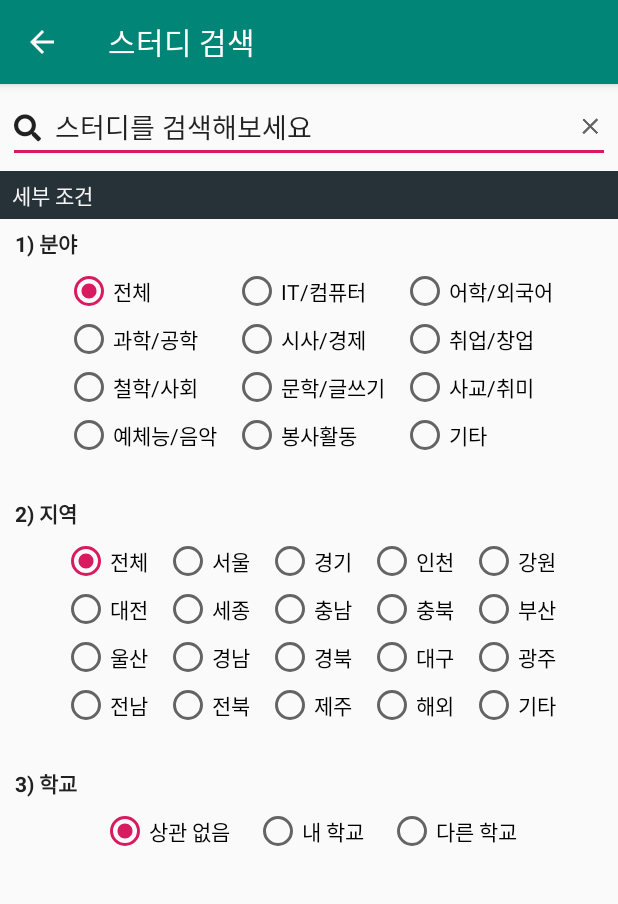
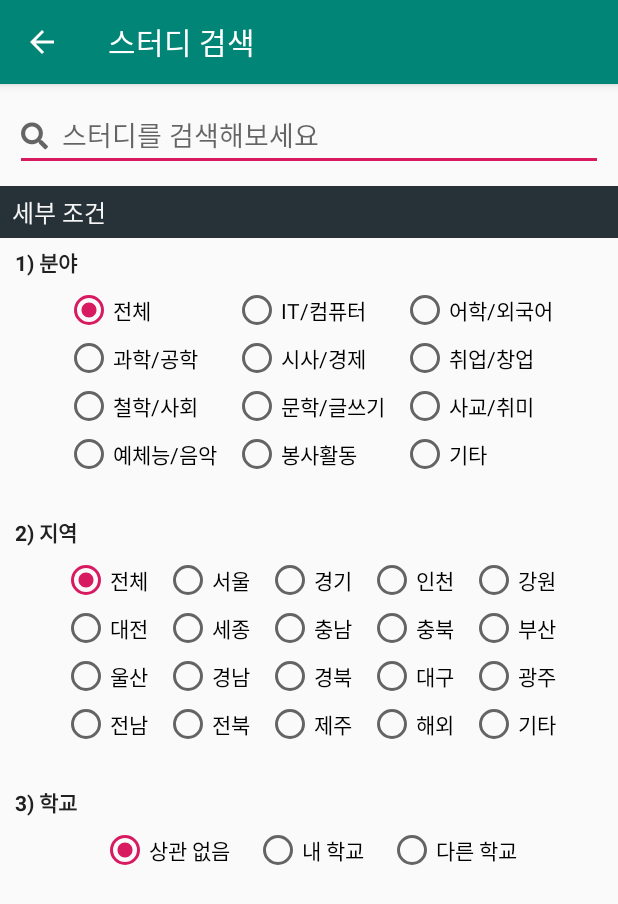
Before and after one commit to njw1204/study-partner, an Android app: the StudySearchActivity screen opened directly, with no data from a screen before it, on a phone screen of 412 x 824 dp. Shown: the top 904 px of the screen. Run offline under Robolectric (Android 15) with nearby library versions, the light colour scheme and no system bars.

Commit message:
Patch various bugs & improve design
First alpha build

```diff
--- a/app/src/main/java/me/blog/njw1204/studypartner/LoginActivity.java
+++ b/app/src/main/java/me/blog/njw1204/studypartner/LoginActivity.java
@@ -5,6 +5,7 @@ import android.support.v7.app.AppCompatActivity;
 import android.os.Bundle;
 import android.view.View;
 import android.widget.EditText;
+import android.widget.Toast;
 
 import java.io.IOException;
 
@@ -58,6 +59,7 @@ public class LoginActivity extends AppCompatActivity {
                     return;
                 }
 
+                Toast.makeText(getApplicationContext(), "로그인에 성공했습니다.", Toast.LENGTH_SHORT).show();
                 Intent login = new Intent(getApplicationContext(), MainActivity.class);
                 login.putExtra("id", id);
                 startActivity(login);
--- a/app/src/main/java/me/blog/njw1204/studypartner/MainActivity.java
+++ b/app/src/main/java/me/blog/njw1204/studypartner/MainActivity.java
@@ -9,6 +9,7 @@ import android.support.v7.app.AppCompatActivity;
 import android.os.Bundle;
 import android.support.v7.widget.LinearLayoutManager;
 import android.support.v7.widget.RecyclerView;
+import android.util.Log;
 import android.view.View;
 import android.widget.Button;
 import android.widget.EditText;
@@ -49,6 +50,7 @@ public class MainActivity extends AppCompatActivity {
                 Intent intent = new Intent(MainActivity.this, StudySearchActivity.class);
                 intent.putExtra("id", getIntent().getStringExtra("id"));
                 startActivity(intent);
+                overridePendingTransition(0, 0);
             }
         });
     }
--- a/app/src/main/java/me/blog/njw1204/studypartner/SettingActivity.java
+++ b/app/src/main/java/me/blog/njw1204/studypartner/SettingActivity.java
@@ -92,7 +92,7 @@ public class SettingActivity extends AppCompatActivity {
         findViewById(R.id.button_developer).setOnClickListener(new View.OnClickListener() {
             @Override
             public void onClick(View v) {
-                CUtils.SimpleDialogShow(getApplicationContext(), "TEAM 파티구함\n개발자 : 나종우, 주영석", true);
+                CUtils.SimpleDialogShow(SettingActivity.this, "TEAM 파티구함\n개발자 : 나종우, 주영석", true);
             }
         });
         findViewById(R.id.checkbox_push_gongji).setOnClickListener(new View.OnClickListener() {
--- a/app/src/main/java/me/blog/njw1204/studypartner/SignUpActivity.java
+++ b/app/src/main/java/me/blog/njw1204/studypartner/SignUpActivity.java
@@ -3,8 +3,10 @@ package me.blog.njw1204.studypartner;
 import android.content.Intent;
 import android.support.v7.app.AppCompatActivity;
 import android.os.Bundle;
+import android.util.Log;
 import android.view.View;
 import android.widget.TextView;
+import android.widget.Toast;
 
 import java.io.IOException;
 
@@ -94,6 +96,7 @@ public class SignUpActivity extends AppCompatActivity {
                     return;
                 }
 
+                Toast.makeText(getApplicationContext(), "회원가입이 완료되었습니다.", Toast.LENGTH_SHORT).show();
                 finish();
             }
 
--- a/app/src/main/java/me/blog/njw1204/studypartner/StudyItemAPI.java
+++ b/app/src/main/java/me/blog/njw1204/studypartner/StudyItemAPI.java
@@ -3,6 +3,7 @@ package me.blog.njw1204.studypartner;
 import okhttp3.ResponseBody;
 import retrofit2.Call;
 import retrofit2.Retrofit;
+import retrofit2.http.Field;
 import retrofit2.http.FormUrlEncoded;
 import retrofit2.http.GET;
 import retrofit2.http.POST;
@@ -20,11 +21,11 @@ public interface StudyItemAPI {
 
     @FormUrlEncoded
     @POST("studypartner/login.php")
-    Call<ResponseBody> Login(@Query("id") String id, @Query("pw") String pw);
+    Call<ResponseBody> Login(@Field("id") String id, @Field("pw") String pw);
 
     @FormUrlEncoded
     @POST("studypartner/signup.php")
-    Call<ResponseBody> Signup(@Query("id") String id, @Query("pw") String pw, @Query("school") String school, @Query("nick") String nick);
+    Call<ResponseBody> Signup(@Field("id") String id, @Field("pw") String pw, @Field("school") String school, @Field("nick") String nick);
 
     Retrofit retrofit = new Retrofit.Builder()
                             .baseUrl("http://apk.dothome.co.kr/")
--- /dev/null
+++ b/app/src/main/java/me/blog/njw1204/studypartner/ToggleButtonGroupTableLayout.java
@@ -0,0 +1,82 @@
+package me.blog.njw1204.studypartner;
+
+import android.content.Context;
+import android.util.AttributeSet;
+import android.view.View;
+import android.view.View.OnClickListener;
+import android.widget.RadioButton;
+import android.widget.TableLayout;
+import android.widget.TableRow;
+
+public class ToggleButtonGroupTableLayout extends TableLayout implements OnClickListener {
+
+    private RadioButton activeRadioButton;
+
+    /**
+     * @param context
+     */
+    public ToggleButtonGroupTableLayout(Context context) {
+        super(context);
+        // TODO Auto-generated constructor stub
+    }
+
+    /**
+     * @param context
+     * @param attrs
+     */
+    public ToggleButtonGroupTableLayout(Context context, AttributeSet attrs) {
+        super(context, attrs);
+        // TODO Auto-generated constructor stub
+    }
+
+    @Override
+    public void onClick(View v) {
+        final RadioButton rb = (RadioButton) v;
+        if ( activeRadioButton != null ) {
+            activeRadioButton.setChecked(false);
+        }
+        rb.setChecked(true);
+        activeRadioButton = rb;
+    }
+
+    /* (non-Javadoc)
+     * @see android.widget.TableLayout#addView(android.view.View, int, android.view.ViewGroup.LayoutParams)
+     */
+    @Override
+    public void addView(View child, int index,
+                        android.view.ViewGroup.LayoutParams params) {
+        super.addView(child, index, params);
+        setChildrenOnClickListener((TableRow)child);
+    }
+
+
+    /* (non-Javadoc)
+     * @see android.widget.TableLayout#addView(android.view.View, android.view.ViewGroup.LayoutParams)
+     */
+    @Override
+    public void addView(View child, android.view.ViewGroup.LayoutParams params) {
+        super.addView(child, params);
+        setChildrenOnClickListener((TableRow)child);
+    }
+
+
+    private void setChildrenOnClickListener(TableRow tr) {
+        final int c = tr.getChildCount();
+        for (int i=0; i < c; i++) {
+            final View v = tr.getChildAt(i);
+            if ( v instanceof RadioButton ) {
+                v.setOnClickListener(this);
+                if (((RadioButton)v).isChecked())
+                    activeRadioButton = (RadioButton)v;
+            }
+        }
+    }
+
+    public int getCheckedRadioButtonId() {
+        if ( activeRadioButton != null ) {
+            return activeRadioButton.getId();
+        }
+
+        return -1;
+    }
+}
--- a/app/src/main/res/layout/activity_my_study.xml
+++ b/app/src/main/res/layout/activity_my_study.xml
@@ -19,8 +19,8 @@
         android:layout_height="wrap_content"
         android:layout_alignParentBottom="true"
         android:background="@color/m_grey_350"
-        android:paddingTop="3dp"
-        android:paddingBottom="3dp"
+        android:paddingTop="10dp"
+        android:paddingBottom="10dp"
         app:menu="@menu/main_navi" />
 
 </RelativeLayout>
--- a/app/src/main/res/layout/activity_study_search.xml
+++ b/app/src/main/res/layout/activity_study_search.xml
@@ -13,10 +13,10 @@
         android:layout_height="wrap_content"
         android:layout_alignParentTop="true"
         android:layout_centerHorizontal="true"
-        android:layout_margin="5dp"
+        android:layout_margin="10dp"
         android:ems="10"
         android:inputType="textShortMessage"
-        android:text="\uf002  스터디를 검색해보세요" />
+        android:hint="\uf002  스터디를 검색해보세요" />
 
     <LinearLayout
         android:id="@+id/layout_search_setting"
@@ -35,7 +35,7 @@
             android:singleLine="true"
             android:text="세부 조건"
             android:textColor="@color/m_grey_100"
-            android:textSize="14dp" />
+            android:textSize="16dp" />
 
         <TextView
             android:layout_width="match_parent"
@@ -49,14 +49,10 @@
             android:textSize="14dp"
             android:textStyle="bold" />
 
-        <RadioGroup
+        <me.blog.njw1204.studypartner.ToggleButtonGroupTableLayout
+            android:id="@+id/radiogroup1"
             android:layout_width="match_parent"
-            android:layout_height="wrap_content"
-            android:orientation="horizontal">
-
-            <TableLayout
-                android:layout_width="match_parent"
-                android:layout_height="wrap_content">
+            android:layout_height="wrap_content">
 
                 <TableRow
                     android:layout_width="match_parent"
@@ -99,7 +95,7 @@
                     android:gravity="center">
 
                     <RadioButton
-                        android:id="@+id/radioButton16"
+                        android:id="@+id/radioButton14"
                         android:layout_width="wrap_content"
                         android:layout_height="wrap_content"
                         android:layout_marginLeft="5dp"
@@ -108,7 +104,7 @@
                         android:textSize="14dp" />
 
                     <RadioButton
-                        android:id="@+id/radioButton17"
+                        android:id="@+id/radioButton15"
                         android:layout_width="wrap_content"
                         android:layout_height="wrap_content"
                         android:layout_marginLeft="5dp"
@@ -117,7 +113,7 @@
                         android:textSize="14dp" />
 
                     <RadioButton
-                        android:id="@+id/radioButton18"
+                        android:id="@+id/radioButton16"
                         android:layout_width="wrap_content"
                         android:layout_height="wrap_content"
                         android:layout_marginLeft="5dp"
@@ -132,7 +128,7 @@
                     android:gravity="center">
 
                     <RadioButton
-                        android:id="@+id/radioButton19"
+                        android:id="@+id/radioButton17"
                         android:layout_width="wrap_content"
                         android:layout_height="wrap_content"
                         android:layout_marginLeft="5dp"
@@ -141,7 +137,7 @@
                         android:textSize="14dp" />
 
                     <RadioButton
-                        android:id="@+id/radioButton20"
+                        android:id="@+id/radioButton18"
                         android:layout_width="wrap_content"
                         android:layout_height="wrap_content"
                         android:layout_marginLeft="5dp"
@@ -150,7 +146,7 @@
                         android:textSize="14dp" />
 
                     <RadioButton
-                        android:id="@+id/radioButton21"
+                        android:id="@+id/radioButton19"
                         android:layout_width="wrap_content"
                         android:layout_height="wrap_content"
                         android:layout_marginLeft="5dp"
@@ -165,7 +161,7 @@
                     android:gravity="center">
 
                     <RadioButton
-                        android:id="@+id/radioButton22"
+                        android:id="@+id/radioButton110"
                         android:layout_width="wrap_content"
                         android:layout_height="wrap_content"
                         android:layout_marginLeft="5dp"
@@ -174,7 +170,7 @@
                         android:textSize="14dp" />
 
                     <RadioButton
-                        android:id="@+id/radioButton23"
+                        android:id="@+id/radioButton111"
                         android:layout_width="wrap_content"
                         android:layout_height="wrap_content"
                         android:layout_marginLeft="5dp"
@@ -183,7 +179,7 @@
                         android:textSize="14dp" />
 
                     <RadioButton
-                        android:id="@+id/radioButton24"
+                        android:id="@+id/radioButton112"
                         android:layout_width="wrap_content"
                         android:layout_height="wrap_content"
                         android:layout_marginLeft="5dp"
@@ -191,8 +187,7 @@
                         android:text="기타"
                         android:textSize="14dp" />
                 </TableRow>
-            </TableLayout>
-        </RadioGroup>
+        </me.blog.njw1204.studypartner.ToggleButtonGroupTableLayout>
 
         <TextView
             android:id="@+id/textView2"
@@ -207,14 +202,10 @@
             android:textSize="14dp"
             android:textStyle="bold" />
 
-        <RadioGroup
+        <me.blog.njw1204.studypartner.ToggleButtonGroupTableLayout
+            android:id="@+id/radiogroup2"
             android:layout_width="match_parent"
-            android:layout_height="wrap_content"
-            android:orientation="horizontal">
-
-            <TableLayout
-                android:layout_width="match_parent"
-                android:layout_height="wrap_content">
+            android:layout_height="wrap_content">
 
                 <TableRow
                     android:layout_width="match_parent"
@@ -222,6 +213,7 @@
                     android:gravity="center">
 
                     <RadioButton
+                        android:id="@+id/radioButton21"
                         android:layout_width="wrap_content"
                         android:layout_height="wrap_content"
                         android:layout_marginLeft="5dp"
@@ -231,6 +223,7 @@
                         android:textSize="14dp" />
 
                     <RadioButton
+                        android:id="@+id/radioButton22"
                         android:layout_width="wrap_content"
                         android:layout_height="wrap_content"
                         android:layout_marginLeft="5dp"
@@ -239,6 +232,7 @@
                         android:textSize="14dp" />
 
                     <RadioButton
+                        android:id="@+id/radioButton23"
                         android:layout_width="wrap_content"
                         android:layout_height="wrap_content"
                         android:layout_marginLeft="5dp"
@@ -247,6 +241,7 @@
                         android:textSize="14dp" />
 
                     <RadioButton
+                        android:id="@+id/radioButton24"
                         android:layout_width="wrap_content"
                         android:layout_height="wrap_content"
                         android:layout_marginLeft="5dp"
@@ -255,6 +250,7 @@
                         android:textSize="14dp" />
 
                     <RadioButton
+                        android:id="@+id/radioButton25"
                         android:layout_width="wrap_content"
                         android:layout_height="wrap_content"
                         android:layout_marginLeft="5dp"
@@ -270,6 +266,7 @@
                     android:gravity="center">
 
                     <RadioButton
+                        android:id="@+id/radioButton26"
                         android:layout_width="wrap_content"
                         android:layout_height="wrap_content"
                         android:layout_marginLeft="5dp"
@@ -278,6 +275,7 @@
                         android:textSize="14dp" />
 
                     <RadioButton
+                        android:id="@+id/radioButton27"
                         android:layout_width="wrap_content"
                         android:layout_height="wrap_content"
                         android:layout_marginLeft="5dp"
@@ -286,6 +284,7 @@
                         android:textSize="14dp" />
 
                     <RadioButton
+                        android:id="@+id/radioButton28"
                         android:layout_width="wrap_content"
                         android:layout_height="wrap_content"
                         android:layout_marginLeft="5dp"
@@ -294,6 +293,7 @@
                         android:textSize="14dp" />
 
                     <RadioButton
+                        android:id="@+id/radioButton29"
                         android:layout_width="wrap_content"
                         android:layout_height="wrap_content"
                         android:layout_marginLeft="5dp"
@@ -302,6 +302,7 @@
                         android:textSize="14dp" />
 
                     <RadioButton
+                        android:id="@+id/radioButton210"
                         android:layout_width="wrap_content"
                         android:layout_height="wrap_content"
                         android:layout_marginLeft="5dp"
@@ -316,7 +317,7 @@
                     android:gravity="center">
 
                     <RadioButton
-                        android:id="@+id/radioButton32"
+                        android:id="@+id/radioButton211"
                         android:layout_width="wrap_content"
                         android:layout_height="wrap_content"
                         android:layout_marginLeft="5dp"
@@ -325,7 +326,7 @@
                         android:textSize="14dp" />
 
                     <RadioButton
-                        android:id="@+id/radioButton33"
+                        android:id="@+id/radioButton212"
                         android:layout_width="wrap_content"
                         android:layout_height="wrap_content"
                         android:layout_marginLeft="5dp"
@@ -334,7 +335,7 @@
                         android:textSize="14dp" />
 
                     <RadioButton
-                        android:id="@+id/radioButton34"
+                        android:id="@+id/radioButton213"
                         android:layout_width="wrap_content"
                         android:layout_height="wrap_content"
                         android:layout_marginLeft="5dp"
@@ -343,7 +344,7 @@
                         android:textSize="14dp" />
 
                     <RadioButton
-                        android:id="@+id/radioButton35"
+                        android:id="@+id/radioButton214"
                         android:layout_width="wrap_content"
                         android:layout_height="wrap_content"
                         android:layout_marginLeft="5dp"
@@ -352,7 +353,7 @@
                         android:textSize="14dp" />
 
                     <RadioButton
-                        android:id="@+id/radioButton36"
+                        android:id="@+id/radioButton215"
                         android:layout_width="wrap_content"
                         android:layout_height="wrap_content"
                         android:layout_marginLeft="5dp"
@@ -367,7 +368,7 @@
                     android:gravity="center">
 
                     <RadioButton
-                        android:id="@+id/radioButton37"
+                        android:id="@+id/radioButton216"
                         android:layout_width="wrap_content"
                         android:layout_height="wrap_content"
                         android:layout_marginLeft="5dp"
@@ -376,7 +377,7 @@
                         android:textSize="14dp" />
 
                     <RadioButton
-                        android:id="@+id/radioButton38"
+                        android:id="@+id/radioButton217"
                         android:layout_width="wrap_content"
                         android:layout_height="wrap_content"
                         android:layout_marginLeft="5dp"
@@ -385,7 +386,7 @@
                         android:textSize="14dp" />
 
                     <RadioButton
-                        android:id="@+id/radioButton39"
+                        android:id="@+id/radioButton218"
                         android:layout_width="wrap_content"
                         android:layout_height="wrap_content"
                         android:layout_marginLeft="5dp"
@@ -394,7 +395,7 @@
                         android:textSize="14dp" />
 
                     <RadioButton
-                        android:id="@+id/radioButton40"
+                        android:id="@+id/radioButton219"
                         android:layout_width="wrap_content"
                         android:layout_height="wrap_content"
                         android:layout_marginLeft="5dp"
@@ -403,7 +404,7 @@
                         android:textSize="14dp" />
 
                     <RadioButton
-                        android:id="@+id/radioButton41"
+                        android:id="@+id/radioButton220"
                         android:layout_width="wrap_content"
                         android:layout_height="wrap_content"
                         android:layout_marginLeft="5dp"
@@ -411,8 +412,7 @@
                         android:text="기타"
                         android:textSize="14dp" />
                 </TableRow>
-            </TableLayout>
-        </RadioGroup>
+        </me.blog.njw1204.studypartner.ToggleButtonGroupTableLayout>
 
         <TextView
             android:id="@+id/textView4"
@@ -428,12 +428,14 @@
             android:textStyle="bold" />
 
         <RadioGroup
+            android:id="@+id/radiogroup3"
             android:layout_width="match_parent"
             android:layout_height="wrap_content"
             android:gravity="center"
             android:orientation="horizontal">
 
             <RadioButton
+                android:id="@+id/radioButton31"
                 android:layout_width="wrap_content"
                 android:layout_height="wrap_content"
                 android:layout_marginLeft="8dp"
@@ -443,6 +445,7 @@
                 android:textSize="14dp" />
 
             <RadioButton
+                android:id="@+id/radioButton32"
                 android:layout_width="wrap_content"
                 android:layout_height="wrap_content"
                 android:layout_marginLeft="8dp"
@@ -451,6 +454,7 @@
                 android:textSize="14dp" />
 
             <RadioButton
+                android:id="@+id/radioButton33"
                 android:layout_width="wrap_content"
                 android:layout_height="wrap_content"
                 android:layout_marginLeft="8dp"
--- a/app/src/main/res/values/strings.xml
+++ b/app/src/main/res/values/strings.xml
@@ -1,3 +1,3 @@
 <resources>
-    <string name="app_name">스터디파트너</string>
+    <string name="app_name">스터디 파트너</string>
 </resources>
```
Also changed, not shown: app/src/main/AndroidManifest.xml (+15 -7 lines), app/src/main/java/me/blog/njw1204/studypartner/StudySearchActivity.java (+8 -0 lines), app/src/main/res/layout/activity_login.xml (+34 -31 lines), app/src/main/res/layout/activity_main.xml (+11 -10 lines), app/src/main/res/layout/activity_setting.xml (+5 -8 lines), 3 other files.
